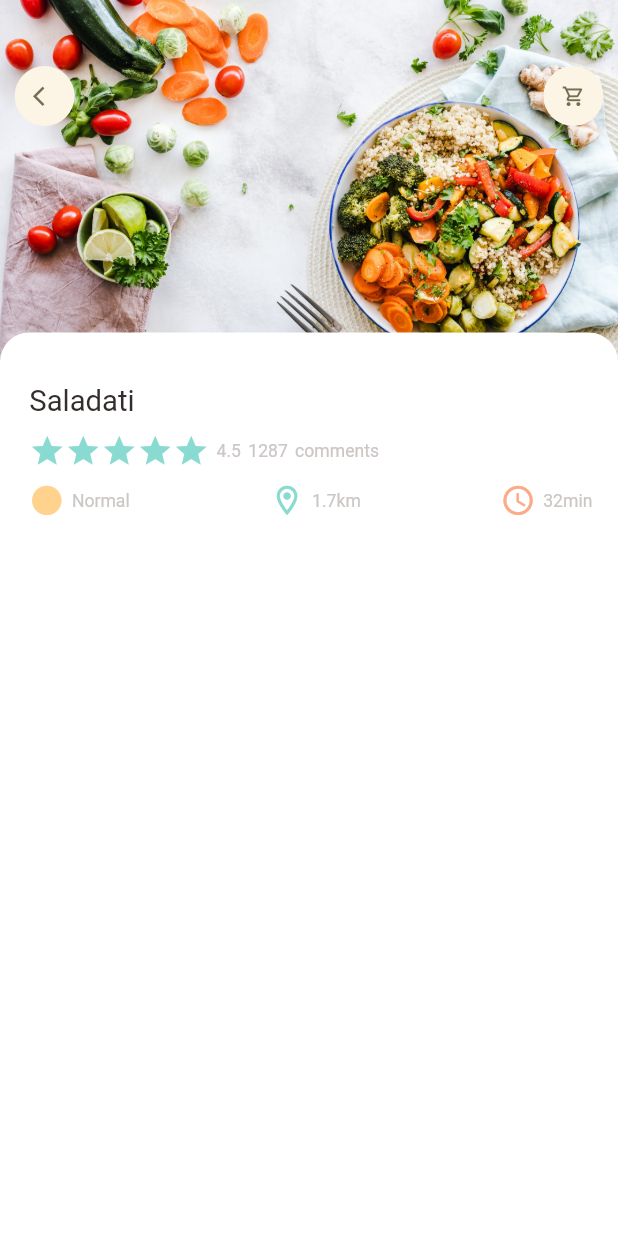
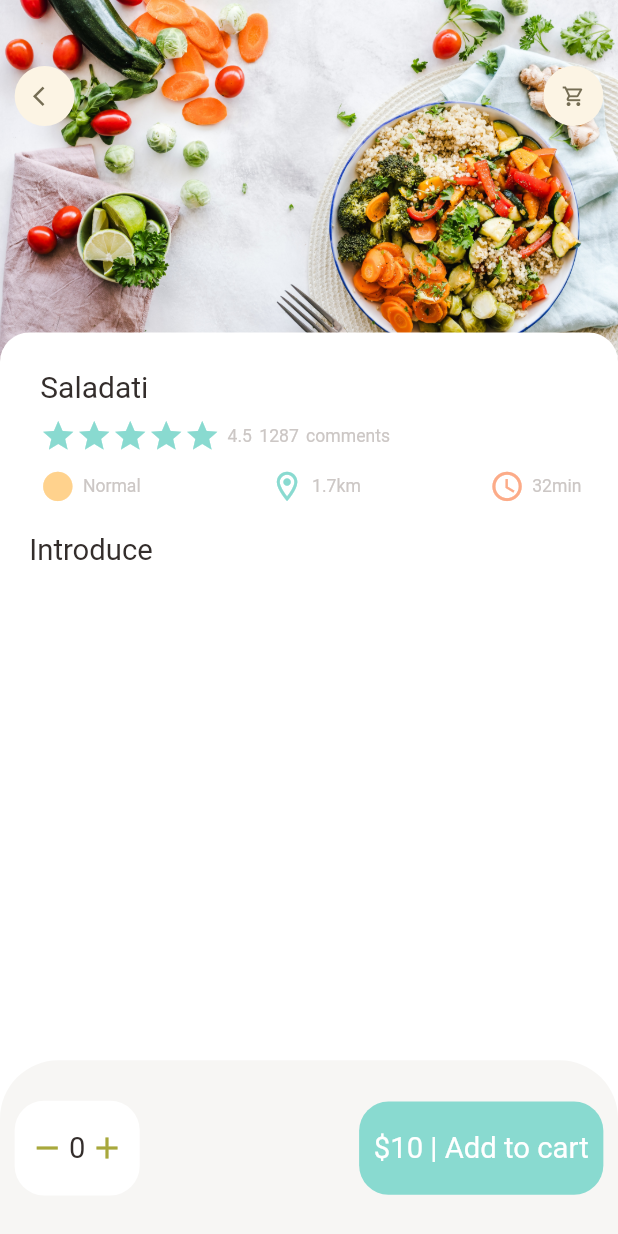
Before and after one commit to lameesnd/ECommerce-FoodApp-, a Flutter app: the screen it shows after launch, on a phone screen of 412 x 824 dp. Run offline on Flutter 3.47's test engine with Material 2 defaults, Android fonts, the phone set to English and light mode, and no system bars; our stand-ins replace dots_indicator, get.

Commit message:
add bottomNavBar and create AppColumn widget

```diff
--- a/lib/pages/food/popular_food_detail.dart
+++ b/lib/pages/food/popular_food_detail.dart
@@ -4,6 +4,7 @@ import 'package:flutter/cupertino.dart';
 import 'package:flutter/material.dart';
 
 import '../../utils/colors.dart';
+import '../../widgets/app_column.dart';
 import '../../widgets/big_text.dart';
 import '../../widgets/icon_and_text_widget.dart';
 import '../../widgets/small_text.dart';
@@ -14,6 +15,7 @@ class PopularFoodDetail extends StatelessWidget {
   @override
   Widget build(BuildContext context) {
     return Scaffold(
+      backgroundColor: Colors.white,
       body: Stack(
         children: [
           //image
@@ -54,7 +56,7 @@ class PopularFoodDetail extends StatelessWidget {
                 padding: EdgeInsets.only(
                     left: Dimensions.width20,
                     right: Dimensions.width20,
-                    top: Dimensions.height20),
+                    top: Dimensions.height10),
                 decoration: BoxDecoration(
                     borderRadius: BorderRadius.only(
                       topRight: Radius.circular(Dimensions.radius20),
@@ -63,56 +65,86 @@ class PopularFoodDetail extends StatelessWidget {
                     color: Colors.white),
                 child: Container(
                   padding: EdgeInsets.only(
-                      top: Dimensions.height15,
-                      left: Dimensions.width20,
-                      right: Dimensions.width15),
+                      left: Dimensions.width20, right: Dimensions.width15),
                   child: Column(
                     crossAxisAlignment: CrossAxisAlignment.start,
                     children: [
-                      BigText(text: 'Saladati'),
-                      SizedBox(height: Dimensions.height10),
-                      Row(
-                        children: [
-                          Wrap(
-                            children: List.generate(
-                                5,
-                                (index) => Icon(
-                                      Icons.star,
-                                      color: AppColors.mainColor,
-                                    )),
-                          ),
-                          SizedBox(width: Dimensions.width10),
-                          SmallText(text: '4.5'),
-                          SizedBox(width: Dimensions.width10),
-                          SmallText(text: '1287'),
-                          SizedBox(width: Dimensions.width10),
-                          SmallText(text: 'comments')
-                        ],
+                      AppColumn(
+                        text: 'Saladati',
                       ),
-                      SizedBox(height: Dimensions.height10),
-                      Row(
-                        mainAxisAlignment: MainAxisAlignment.spaceBetween,
-                        children: [
-                          IconAndTextWidget(
-                              icon: Icons.circle,
-                              text: 'Normal',
-                              iconColor: AppColors.iconColor1),
-                          IconAndTextWidget(
-                              icon: Icons.location_on_outlined,
-                              text: '1.7km',
-                              iconColor: AppColors.mainColor),
-                          IconAndTextWidget(
-                              icon: Icons.access_time,
-                              text: '32min',
-                              iconColor: AppColors.iconColor2),
-                        ],
-                      )
+                      SizedBox(
+                        height: Dimensions.height20,
+                      ),
+                      BigText(text: "Introduce")
                     ],
                   ),
                 ),
               ))
         ],
       ),
+      bottomNavigationBar: Container(
+        height: Dimensions.bottomHeightBar,
+        padding: EdgeInsets.only(
+            top: Dimensions.height30,
+            bottom: Dimensions.height30,
+            left: Dimensions.width20,
+            right: Dimensions.width20),
+        decoration: BoxDecoration(
+            color: AppColors.buttonBackgroundColor,
+            borderRadius: BorderRadius.only(
+                topLeft: Radius.circular(Dimensions.radius20 * 2),
+                topRight: Radius.circular(Dimensions.radius20 * 2))),
+        child: Row(
+          mainAxisAlignment: MainAxisAlignment.spaceBetween,
+          children: [
+            //quantity
+            Container(
+              padding: EdgeInsets.only(
+                  top: Dimensions.height20,
+                  bottom: Dimensions.height20,
+                  left: Dimensions.width20,
+                  right: Dimensions.width20),
+              decoration: BoxDecoration(
+                  borderRadius: BorderRadius.circular(Dimensions.radius20),
+                  color: Colors.white),
+              child: Row(
+                children: [
+                  Icon(
+                    Icons.remove,
+                    color: AppColors.signColor,
+                  ),
+                  SizedBox(
+                    width: Dimensions.width10 / 2,
+                  ),
+                  BigText(text: "0"),
+                  SizedBox(
+                    width: Dimensions.width10 / 2,
+                  ),
+                  Icon(
+                    Icons.add,
+                    color: AppColors.signColor,
+                  ),
+                ],
+              ),
+            ),
+            //add to cart
+            Container(
+              padding: EdgeInsets.only(
+                  top: Dimensions.height20,
+                  bottom: Dimensions.height20,
+                  left: Dimensions.width20,
+                  right: Dimensions.width20),
+              decoration: BoxDecoration(
+                  borderRadius: BorderRadius.circular(Dimensions.radius20),
+                  color: AppColors.mainColor),
+              child: BigText(
+                text: "\$10 | Add to cart",
+                color: Colors.white,
+              ),
+            ),
+          ],
+        ),
+      ),
     );
   }
 }
--- a/lib/pages/home/food_page_body.dart
+++ b/lib/pages/home/food_page_body.dart
@@ -6,6 +6,8 @@ import 'package:ecomm_food_app/widgets/small_text.dart';
 import 'package:flutter/cupertino.dart';
 import 'package:flutter/material.dart';
 import 'package:ecomm_food_app/widgets/big_text.dart';
+
+import '../../widgets/app_column.dart';
 
 class FoodPageBody extends StatefulWidget {
   const FoodPageBody({Key? key}) : super(key: key);
@@ -238,55 +240,7 @@ class _FoodPageBodyState extends State<FoodPageBody> {
                     BoxShadow(color: Colors.white, offset: Offset(-5, 0)),
                     BoxShadow(color: Colors.white, offset: Offset(5, 0))
                   ]),
-              child: Container(
-                padding: EdgeInsets.only(
-                    top: Dimensions.height15,
-                    left: Dimensions.width20,
-                    right: Dimensions.width15),
-                child: Column(
-                  crossAxisAlignment: CrossAxisAlignment.start,
-                  children: [
-                    BigText(text: 'Pizza'),
-                    SizedBox(height: Dimensions.height10),
-                    Row(
-                      children: [
-                        Wrap(
-                          children: List.generate(
-                              5,
-                              (index) => Icon(
-                                    Icons.star,
-                                    color: AppColors.mainColor,
-                                  )),
-                        ),
-                        SizedBox(width: Dimensions.width10),
-                        SmallText(text: '4.5'),
-                        SizedBox(width: Dimensions.width10),
-                        SmallText(text: '1287'),
-                        SizedBox(width: Dimensions.width10),
-                        SmallText(text: 'comments')
-                      ],
-                    ),
-                    SizedBox(height: Dimensions.height10),
-                    Row(
-                      mainAxisAlignment: MainAxisAlignment.spaceBetween,
-                      children: [
-                        IconAndTextWidget(
-                            icon: Icons.circle,
-                            text: 'Normal',
-                            iconColor: AppColors.iconColor1),
-                        IconAndTextWidget(
-                            icon: Icons.location_on_outlined,
-                            text: '1.7km',
-                            iconColor: AppColors.mainColor),
-                        IconAndTextWidget(
-                            icon: Icons.access_time,
-                            text: '32min',
-                            iconColor: AppColors.iconColor2),
-                      ],
-                    )
-                  ],
-                ),
-              ),
+              child: AppColumn(text: 'Pizza',),
             ),
           ),
         ],
--- a/lib/utils/dimensions.dart
+++ b/lib/utils/dimensions.dart
@@ -25,6 +25,7 @@ class Dimensions {
   //font
   static double font12 = screenHeight / 70.3;
   static double font20 = screenHeight / 42.2;
+  static double font26 = screenHeight / 32.46;
 
   //radius
   static double radius15 = screenHeight / 56.2;
@@ -41,4 +42,7 @@ class Dimensions {
 
   //popular food
   static double popularFoodImgSize = screenHeight / 3.41;
+
+  //bottom height
+  static double bottomHeightBar = screenHeight / 7.03;
 }
--- /dev/null
+++ b/lib/widgets/app_column.dart
@@ -0,0 +1,64 @@
+import 'package:ecomm_food_app/widgets/small_text.dart';
+import 'package:flutter/cupertino.dart';
+import 'package:flutter/material.dart';
+
+import '../utils/colors.dart';
+import '../utils/dimensions.dart';
+import 'big_text.dart';
+import 'icon_and_text_widget.dart';
+
+class AppColumn extends StatelessWidget {
+  final String text;
+  const AppColumn({Key? key, required this.text}) : super(key: key);
+
+  @override
+  Widget build(BuildContext context) {
+    return Container(
+      padding:
+          EdgeInsets.only(left: Dimensions.width15, right: Dimensions.width15,top: Dimensions.height15),
+      child: Column(
+        crossAxisAlignment: CrossAxisAlignment.start,
+        children: [
+          BigText(text: text,size: Dimensions.font26,),
+          SizedBox(height: Dimensions.height10),
+          Row(
+            children: [
+              Wrap(
+                children: List.generate(
+                    5,
+                    (index) => Icon(
+                          Icons.star,
+                          color: AppColors.mainColor,
+                        )),
+              ),
+              SizedBox(width: Dimensions.width10),
+              SmallText(text: '4.5'),
+              SizedBox(width: Dimensions.width10),
+              SmallText(text: '1287'),
+              SizedBox(width: Dimensions.width10),
+              SmallText(text: 'comments')
+            ],
+          ),
+          SizedBox(height: Dimensions.height10),
+          Row(
+            mainAxisAlignment: MainAxisAlignment.spaceBetween,
+            children: [
+              IconAndTextWidget(
+                  icon: Icons.circle,
+                  text: 'Normal',
+                  iconColor: AppColors.iconColor1),
+              IconAndTextWidget(
+                  icon: Icons.location_on_outlined,
+                  text: '1.7km',
+                  iconColor: AppColors.mainColor),
+              IconAndTextWidget(
+                  icon: Icons.access_time,
+                  text: '32min',
+                  iconColor: AppColors.iconColor2),
+            ],
+          )
+        ],
+      ),
+    );
+  }
+}
```
